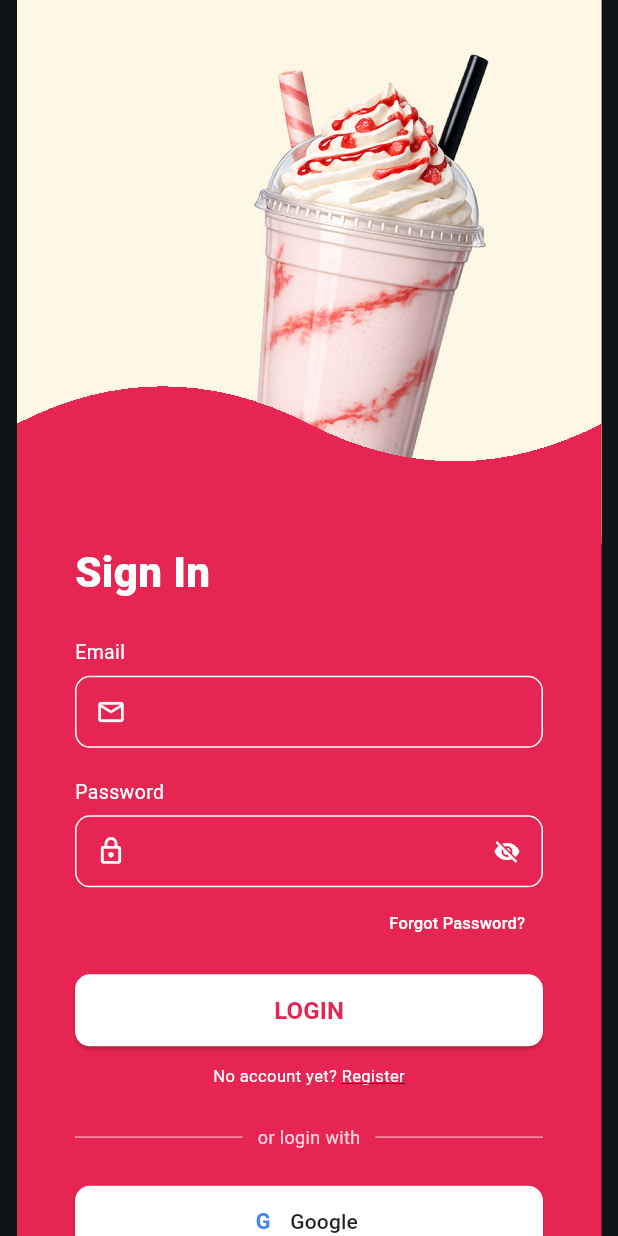
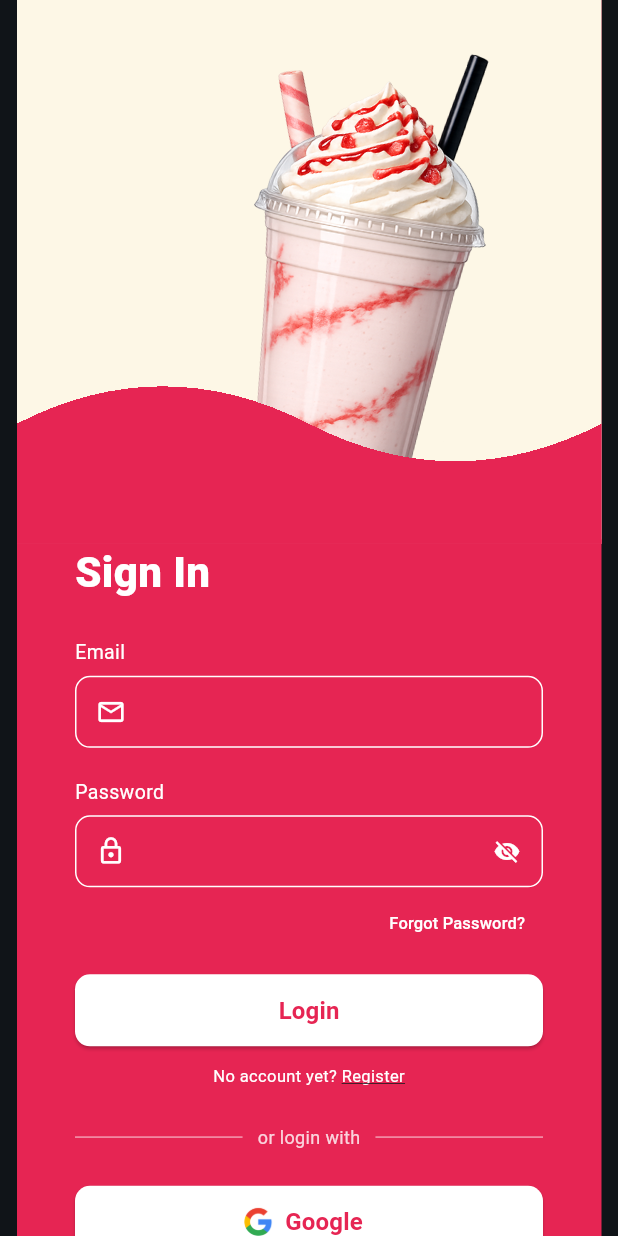
Before and after one commit to TenNatthaphong/shakey_frontend, a Flutter app: the screen it shows after launch, on a phone screen of 412 x 824 dp. Run offline on Flutter 3.47's test engine with Material 3 defaults, Android fonts, the phone set to English and light mode, and no system bars; our stand-ins replace dio, shared_preferences; accounts and stored records are empty; network calls fail.

Commit message:
logo google

```diff
--- a/lib/pages/login_page.dart
+++ b/lib/pages/login_page.dart
@@ -62,6 +62,31 @@ class _LoginPageState extends State<LoginPage> {
 
   void _onRegister() {
     Navigator.of(context).pushNamed(AppRoutes.registerPage);
+  }
+
+  Future<void> _onGoogleLogin() async {
+    setState(() => _isLoading = true);
+    try {
+      await AuthService.instance.signInWithGoogle();
+      if (mounted) {
+        if (!AuthService.instance.hasPin) {
+          Navigator.of(context).pushReplacementNamed(
+            AppRoutes.pinPage,
+            arguments: {'isSetting': true},
+          );
+        } else {
+          Navigator.of(context).pushReplacementNamed(AppRoutes.homePage);
+        }
+      }
+    } catch (e) {
+      if (mounted) {
+        ScaffoldMessenger.of(
+          context,
+        ).showSnackBar(SnackBar(content: Text(e.toString())));
+      }
+    } finally {
+      if (mounted) setState(() => _isLoading = false);
+    }
   }
 
   @override
@@ -218,7 +243,7 @@ class _LoginPageState extends State<LoginPage> {
                                         ),
                                       )
                                     : const Text(
-                                        'LOGIN',
+                                        'Login',
                                         style: TextStyle(
                                           fontWeight: FontWeight.w700,
                                           fontSize: 16,
@@ -278,12 +303,21 @@ class _LoginPageState extends State<LoginPage> {
                             SizedBox(
                               height: 48,
                               child: ElevatedButton.icon(
-                                onPressed: () {},
-                                icon: const _GoogleLogoIcon(size: 20),
-                                label: const Text('Google'),
+                                onPressed: _isLoading ? null : _onGoogleLogin,
+                                icon: Image.asset(
+                                  'assets/images/google_logo.png',
+                                  height: 20,
+                                ),
+                                label: const Text(
+                                  'Google',
+                                  style: TextStyle(
+                                    fontWeight: FontWeight.w700,
+                                    fontSize: 16,
+                                  ),
+                                ),
                                 style: ElevatedButton.styleFrom(
                                   backgroundColor: Colors.white,
-                                  foregroundColor: Colors.black87,
+                                  foregroundColor: AppColor.primaryRed,
                                   shape: RoundedRectangleBorder(
                                     borderRadius: BorderRadius.circular(10),
                                   ),
@@ -384,31 +418,3 @@ class _LoginWaveClipper extends CustomClipper<Path> {
   @override
   bool shouldReclip(CustomClipper<Path> oldClipper) => false;
 }
-
-class _GoogleLogoIcon extends StatelessWidget {
-  const _GoogleLogoIcon({required this.size});
-
-  final double size;
-
-  @override
-  Widget build(BuildContext context) {
-    return Container(
-      width: size,
-      height: size,
-      decoration: const BoxDecoration(
-        color: Colors.white,
-        shape: BoxShape.circle,
-      ),
-      alignment: Alignment.center,
-      child: Text(
-        'G',
-        style: TextStyle(
-          color: const Color(0xFF4285F4),
-          fontSize: size * 0.72,
-          fontWeight: FontWeight.w700,
-          height: 1,
-        ),
-      ),
-    );
-  }
-}
```
Also changed, not shown: assets/images/google_logo.png (added).
